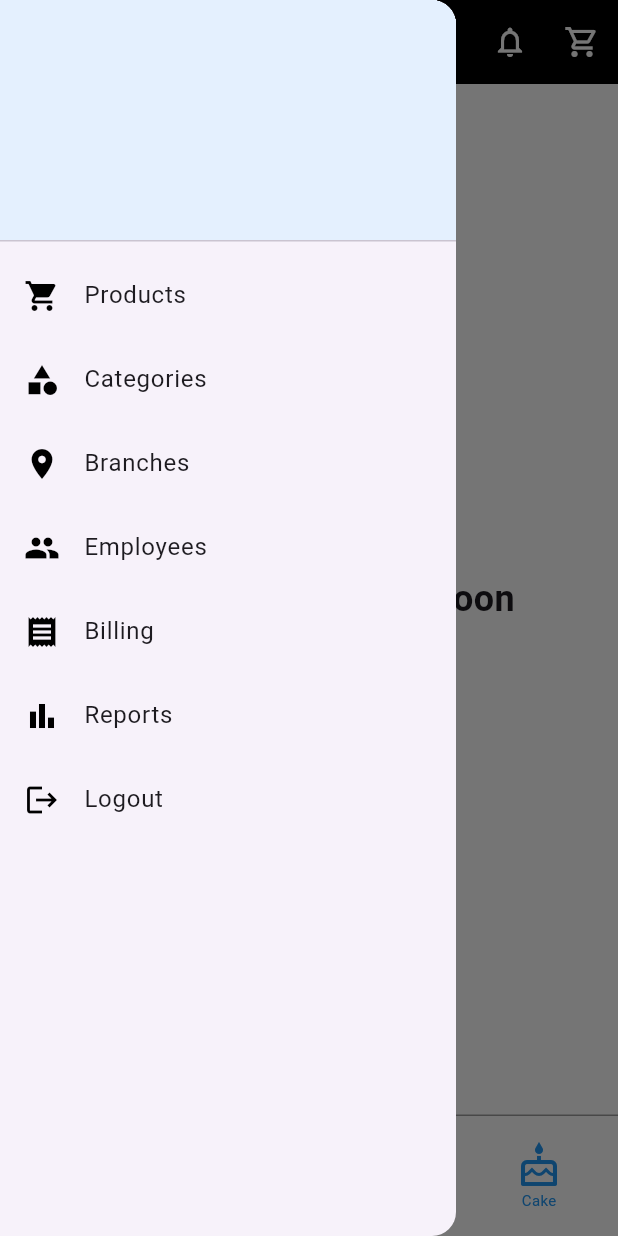
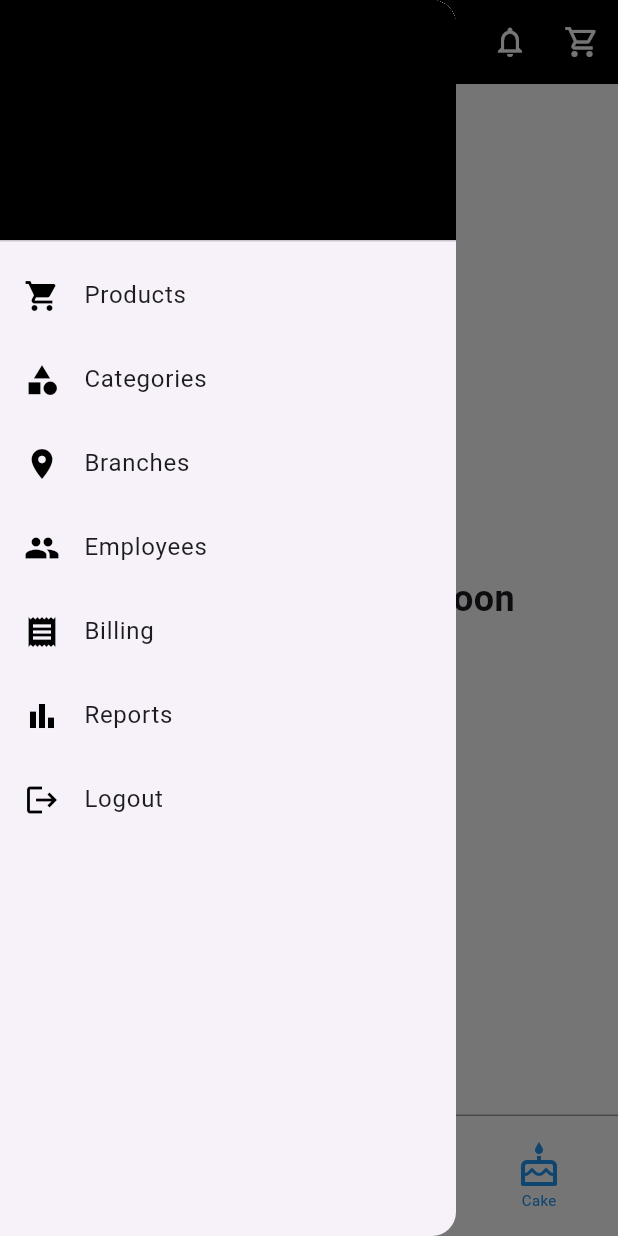
Before and after one commit to SeyalTeam/blackforest-app, a Flutter app: the CommonScaffold screen opened directly, with the side drawer open, on a phone screen of 412 x 824 dp. Run offline on Flutter 3.47's test engine with Material 3 defaults, Android fonts, the light colour scheme and no system bars; our stand-ins replace cached_network_image, shared_preferences; missing offline and left inert: esc_pos_printer, esc_pos_utils, mobile_scanner, network_info_plus; accounts and stored records are empty.

Commit message:
background colour changed

```diff
--- a/lib/common_scaffold.dart
+++ b/lib/common_scaffold.dart
@@ -180,12 +180,12 @@ class _CommonScaffoldState extends State<CommonScaffold> {
             children: <Widget>[
               DrawerHeader(
                 decoration: const BoxDecoration(
-                  color: Color(0xFFE4F0FE),
+                  color: Colors.black,
                 ),
                 child: Text(
                   _username,
                   style: const TextStyle(
-                    color: Colors.black,
+                    color: Colors.white,
                     fontSize: 24,
                   ),
                 ),
```
